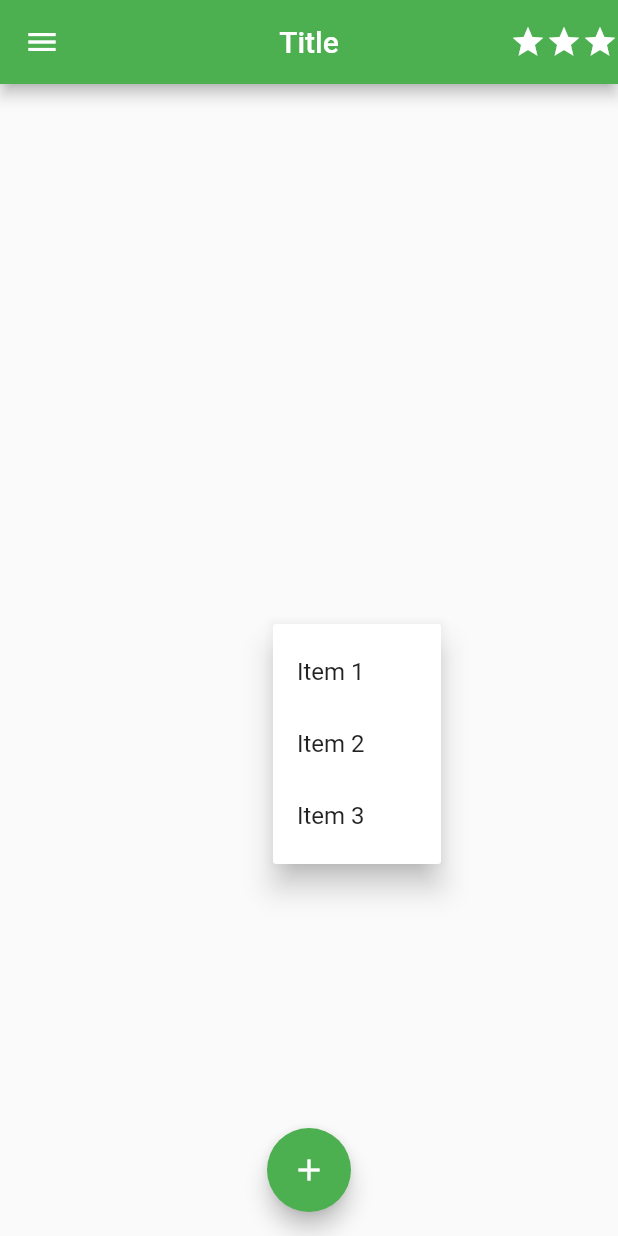
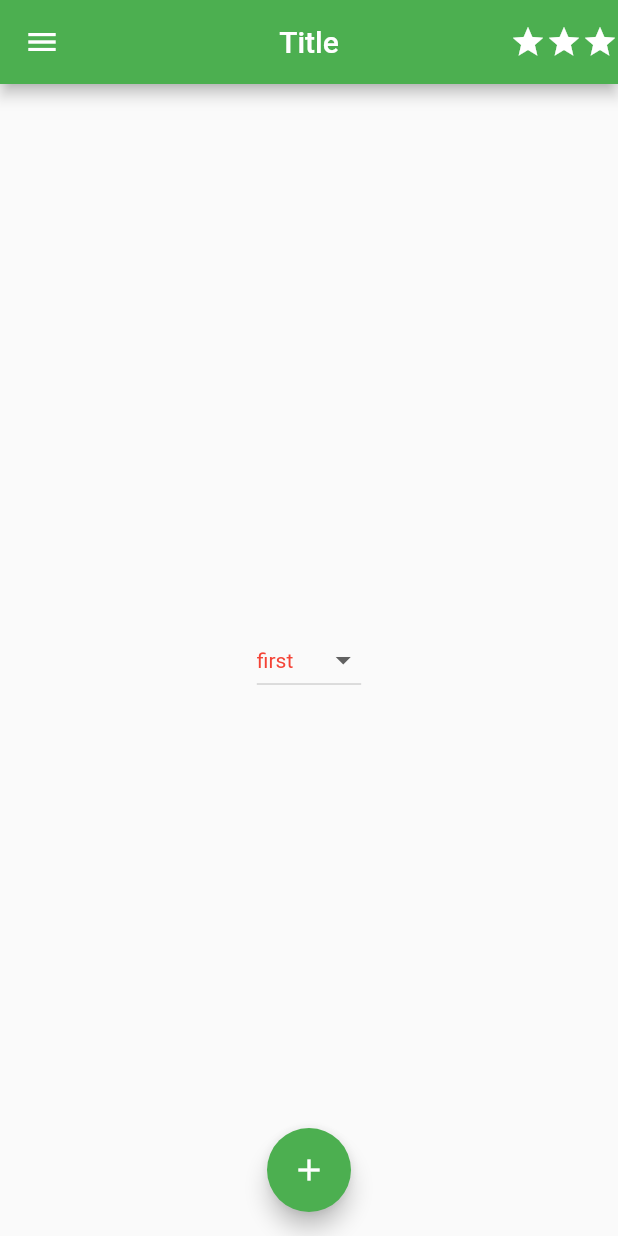
Before and after one commit to fistkim101/flutter-widget-archive, a Flutter app: the screen it shows after launch, after a tap on the "star" icon, on a phone screen of 412 x 824 dp. Run offline on Flutter 3.47's test engine with Material 2 defaults, Android fonts, the phone set to English and light mode, and no system bars.

Commit message:
dropdown button

```diff
--- a/lib/screens/scaffold_sample.dart
+++ b/lib/screens/scaffold_sample.dart
@@ -34,7 +34,7 @@ class ScaffoldSample extends StatelessWidget {
           Icon(Icons.star),
         ],
       ),
-      body: PopupMenuSample(),
+      body: DropDownButtonSample(),
       // floatingActionButton: Text('floatingActionButton'),
       floatingActionButton: FloatingActionButton(
         onPressed: () {},
--- a/lib/widgets/buttons/buttons.dart
+++ b/lib/widgets/buttons/buttons.dart
@@ -2,3 +2,4 @@ export 'elevated_button_sample.dart';
 export 'outlined_button_sample.dart';
 export 'icon_button_sample.dart';
 export 'popup_menu_sample.dart';
+export 'dropdown_button_sample.dart';
--- /dev/null
+++ b/lib/widgets/buttons/dropdown_button_sample.dart
@@ -0,0 +1,45 @@
+import 'package:flutter/material.dart';
+
+class DropDownButtonSample extends StatefulWidget {
+  const DropDownButtonSample({Key? key}) : super(key: key);
+
+  @override
+  State<DropDownButtonSample> createState() => _DropDownButtonSampleState();
+}
+
+class _DropDownButtonSampleState extends State<DropDownButtonSample> {
+  late String _selectedValue;
+
+  @override
+  void initState() {
+    _selectedValue = 'first';
+    super.initState();
+  }
+
+  @override
+  Widget build(BuildContext context) {
+    return Center(
+      child: DropdownButton<String>(
+        // icon: const Icon(Icons.arrow_downward),
+        // elevation: 40,
+        style: const TextStyle(color: Colors.red),
+        // underline: Container(
+        //   height: 2,
+        //   color: Colors.deepPurpleAccent,
+        // ),
+        value: _selectedValue,
+        items: ['first', 'second', 'third'].map((e) {
+          return DropdownMenuItem<String>(
+            value: e,
+            child: Text(e),
+          );
+        }).toList(),
+        onChanged: (String? selected) {
+          setState(() {
+            _selectedValue = selected!;
+          });
+        },
+      ),
+    );
+  }
+}
--- a/lib/widgets/buttons/popup_menu_sample.dart
+++ b/lib/widgets/buttons/popup_menu_sample.dart
@@ -15,7 +15,7 @@ class _PopupMenuSampleState extends State<PopupMenuSample> {
     return Center(
       child: PopupMenuButton(
           // child: Text('child'),
-          icon: Icon(Icons.star),
+          // icon: Icon(Icons.star),
           // enabled: false,
           onCanceled: () {
             print('onCanceled');
```
